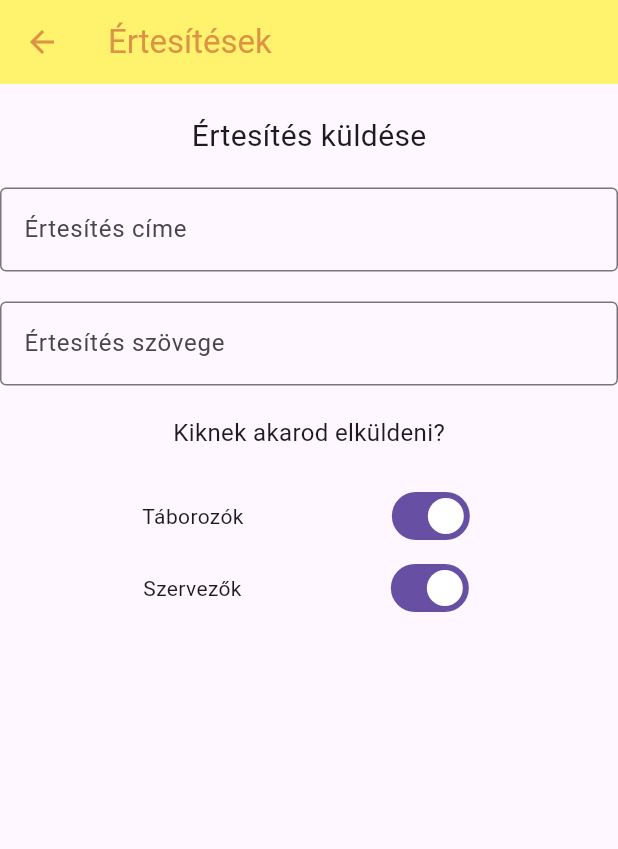
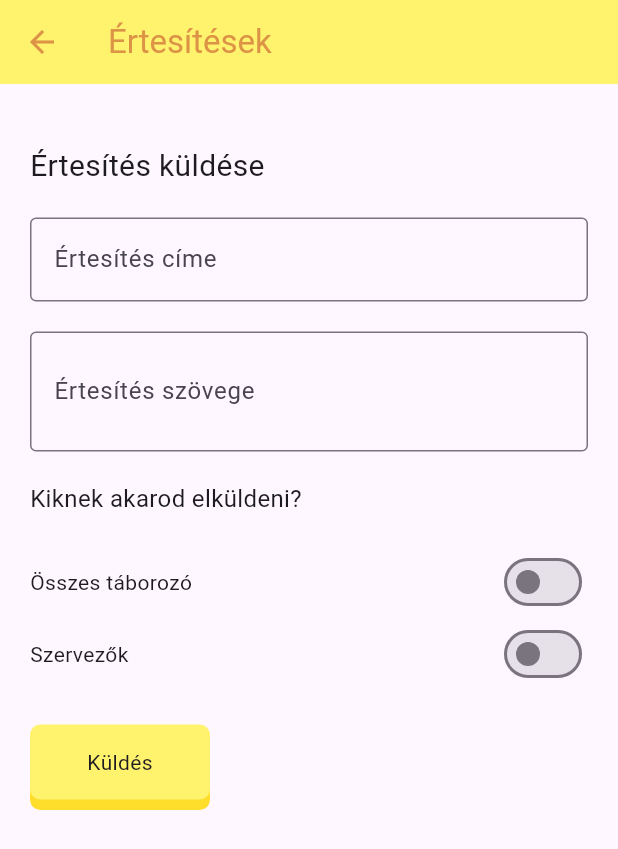
Before and after one commit to TomiSzabo00/TiszAppFlutter, a Flutter app: the NotificationScreen screen opened directly, on a phone screen of 412 x 824 dp. Shown: the top 849 px of the screen. Run offline on Flutter 3.47's test engine with Material 2 defaults, Android fonts, the phone set to English and light mode, and no system bars; our stand-ins replace auto_size_text, equatable, firebase_auth, firebase_core, firebase_database, firebase_messaging and 5 more; accounts and stored records are empty; network calls fail.

Commit message:
Finalize screen and toggles

```diff
--- a/lib/views/notification_screen.dart
+++ b/lib/views/notification_screen.dart
@@ -1,6 +1,7 @@
 import 'package:flutter/material.dart';
 import 'package:provider/provider.dart';
 import 'package:tiszapp_flutter/viewmodels/notification_viewmodel.dart';
+import 'package:tiszapp_flutter/widgets/3d_button.dart';
 
 class NotificationScreen extends StatefulWidget {
   const NotificationScreen({Key? key}) : super(key: key);
@@ -21,7 +22,13 @@ class _NotificationScreenState extends State<NotificationScreen> {
     final viewModel = context.watch<NotificationViewModel>();
     return Scaffold(
         appBar: AppBar(title: const Text('Értesítések')),
-        body: Column(
+        body: Padding(
+          padding: const EdgeInsets.all(20.0),
+          child: SingleChildScrollView(
+            keyboardDismissBehavior: ScrollViewKeyboardDismissBehavior.onDrag,
+            child: Column(
+              mainAxisAlignment: MainAxisAlignment.start,
+              crossAxisAlignment: CrossAxisAlignment.start,
               children: [
                 const SizedBox(height: 20),
                 const Text('Értesítés küldése', style: TextStyle(fontSize: 20)),
@@ -30,15 +37,16 @@ class _NotificationScreenState extends State<NotificationScreen> {
                   controller: viewModel.titleController,
                   decoration: const InputDecoration(
                     border: OutlineInputBorder(),
-                hintText: 'Értesítés címe',
+                    labelText: 'Értesítés címe',
                   ),
                 ),
                 const SizedBox(height: 20),
                 TextField(
                   controller: viewModel.bodyController,
+                  maxLines: 2,
                   decoration: const InputDecoration(
                     border: OutlineInputBorder(),
-                hintText: 'Értesítés szövege',
+                    labelText: 'Értesítés szövege',
                   ),
                 ),
                 const SizedBox(height: 20),
@@ -46,26 +54,67 @@ class _NotificationScreenState extends State<NotificationScreen> {
                     style: TextStyle(fontSize: 16)),
                 const SizedBox(height: 20),
                 Row(
-              mainAxisAlignment: MainAxisAlignment.spaceEvenly,
+                  mainAxisAlignment: MainAxisAlignment.spaceBetween,
                   children: [
-                const Text('Táborozók'),
+                    const Text('Összes táborozó'),
                     Switch(
-                  value: true,
-                  onChanged: (value) {},
+                      value: viewModel.allUsersSwitch,
+                      activeColor: Colors.green,
+                      onChanged: (value) {
+                        if (value) {
+                          viewModel.turnOnAllUsers();
+                        } else {
+                          viewModel.turnOffAllUsers();
+                        }
+                      },
                     ),
                   ],
                 ),
+                Column(
+                  children: List.generate(
+                    viewModel.switches.length,
+                    (index) => Row(
+                      mainAxisAlignment: MainAxisAlignment.spaceBetween,
+                      children: [
+                        Text('${index + 1}. csapat'),
+                        Switch(
+                          value: viewModel.switches[index],
+                          activeColor: Colors.green,
+                          onChanged: (value) {
+                            viewModel.updateSwitch(index, value);
+                          },
+                        ),
+                      ],
+                    ),
+                  ),
+                ),
                 Row(
-              mainAxisAlignment: MainAxisAlignment.spaceEvenly,
+                  mainAxisAlignment: MainAxisAlignment.spaceBetween,
                   children: [
                     const Text('Szervezők'),
                     Switch(
-                  value: true,
-                  onChanged: (value) {},
+                      value: viewModel.adminsSwitch,
+                      activeColor: Colors.red,
+                      onChanged: (value) {
+                        if (value) {
+                          viewModel.turnOnAdmins();
+                        } else {
+                          viewModel.turnOffAdmins();
+                        }
+                      },
                     ),
                   ],
                 ),
+                const SizedBox(height: 20),
+                Button3D(
+                  onPressed: () {
+                    viewModel.sendNotification();
+                  },
+                  child: const Text('Küldés'),
+                ),
               ],
+            ),
+          ),
         ));
   }
 }
```
Also changed, not shown: lib/viewmodels/notification_viewmodel.dart (+40 -0 lines). Lines whose indentation alone changed are shown as unchanged.
